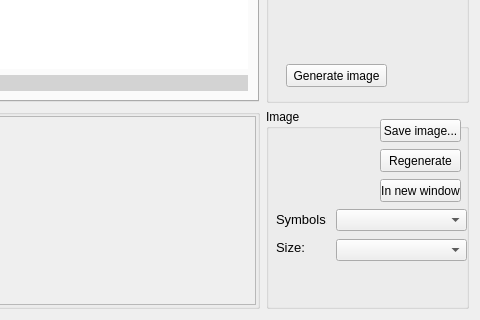
kverhun/Equatex, file src/gui/view/mainwindow.ui: the form before one commit; both pictures show x 158 to 638 and y 196 to 516 of the 638 by 516 pixel window.
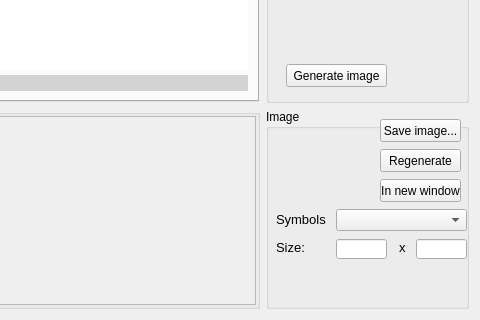
The form after the commit.

Commit message: Image generation: fractions, indexes and expressions

Diff of the .ui file:
```diff
--- a/src/gui/view/mainwindow.ui
+++ b/src/gui/view/mainwindow.ui
@@ -231,16 +231,6 @@
         </rect>
        </property>
       </widget>
-      <widget class="QComboBox" name="imageSize_cbox">
-       <property name="geometry">
-        <rect>
-         <x>70</x>
-         <y>130</y>
-         <width>131</width>
-         <height>22</height>
-        </rect>
-       </property>
-      </widget>
       <widget class="QLabel" name="label">
        <property name="geometry">
         <rect>
@@ -277,6 +267,62 @@
         <string>Symbols:</string>
        </property>
       </widget>
+      <widget class="QLineEdit" name="imageWidth_edit">
+       <property name="geometry">
+        <rect>
+         <x>70</x>
+         <y>130</y>
+         <width>51</width>
+         <height>20</height>
+        </rect>
+       </property>
+      </widget>
+      <widget class="QLabel" name="label_3">
+       <property name="geometry">
+        <rect>
+         <x>110</x>
+         <y>132</y>
+         <width>46</width>
+         <height>13</height>
+        </rect>
+       </property>
+       <property name="font">
+        <font>
+         <pointsize>10</pointsize>
+        </font>
+       </property>
+       <property name="text">
+        <string/>
+       </property>
+      </widget>
+      <widget class="QLabel" name="label_4">
+       <property name="geometry">
+        <rect>
+         <x>133</x>
+         <y>132</y>
+         <width>46</width>
+         <height>13</height>
+        </rect>
+       </property>
+       <property name="font">
+        <font>
+         <pointsize>10</pointsize>
+        </font>
+       </property>
+       <property name="text">
+        <string>x</string>
+       </property>
+      </widget>
+      <widget class="QLineEdit" name="imageHeigth_edit">
+       <property name="geometry">
+        <rect>
+         <x>150</x>
+         <y>130</y>
+         <width>51</width>
+         <height>20</height>
+        </rect>
+       </property>
+      </widget>
      </widget>
     </item>
     <item row="0" column="2">
```
The commit also changes 26 other files.
